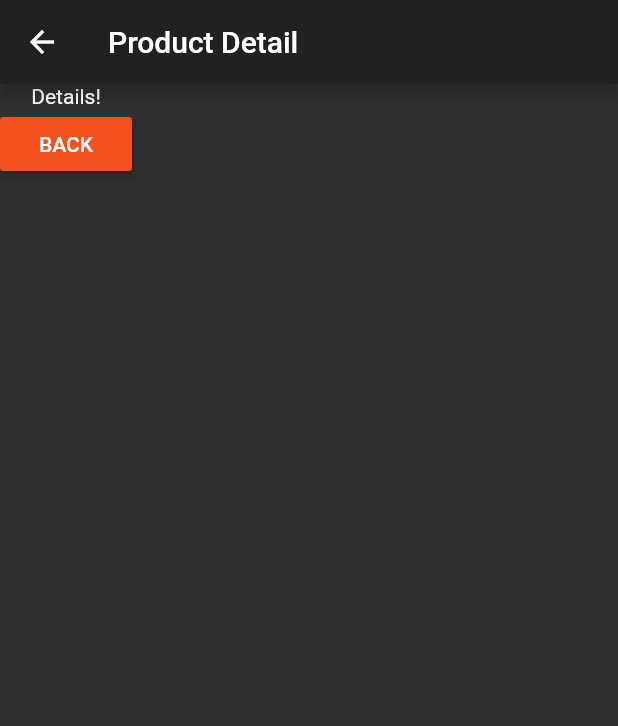
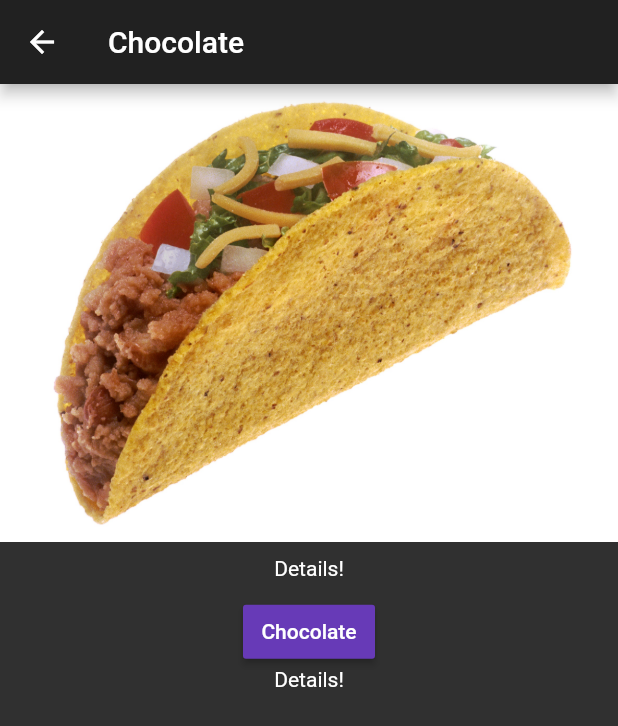
Before and after one commit to AmanuelYosief/learn-flutter, a Flutter app: the screen it shows after launch, after a tap on "Add Product", after a tap on "Details", on a phone screen of 412 x 824 dp. Shown: the top 726 px of the screen. Run offline on Flutter 3.47's test engine with Material 2 defaults, Android fonts, the light colour scheme and no system bars.

Commit message:
pushing data through navigation and Map

```diff
--- a/flutter_start_3_navigation/lib/pages/products.dart
+++ b/flutter_start_3_navigation/lib/pages/products.dart
@@ -1,18 +1,35 @@
 import 'package:flutter/material.dart';
 
 class ProductPage extends StatelessWidget {
+  final String title;
+  final String imageUrl;
+
+  ProductPage(this.title, this.imageUrl);
+
   @override
   Widget build(BuildContext context) {
     return Scaffold(
         appBar: AppBar(
-          title: const Text('Product Detail'),
+          title: Text(title),
         ),
         body: Column(
+          crossAxisAlignment: CrossAxisAlignment.center,
           children: <Widget>[
+            Image.asset(imageUrl),
+            Container(
+              padding: EdgeInsets.all(10.0),
+              child: Text('Details!'),
+            ),
+            Container(
+              child: RaisedButton(
+                  padding: EdgeInsets.all(10.0),
+                  color: Theme.of(context).accentColor,
+                  //  Raised button that navigates back by routes
+                  //  (requires Context) to know it's whereabouts
+                  child: Text(title),
+                  onPressed: () => Navigator.pop(context)),
+            ),
             Text('Details!'),
-            RaisedButton( //  Raised button that navigates back by routes
-            //  (requires Context) to know it's whereabouts
-                child: Text('BACK'), onPressed: () => Navigator.pop(context))
           ],
         ));
   }
--- a/flutter_start_3_navigation/lib/product_control.dart
+++ b/flutter_start_3_navigation/lib/product_control.dart
@@ -1,7 +1,6 @@
 import 'package:flutter/material.dart';
 
 class ProductControl extends StatelessWidget {
-
   // To store a function reference call from parent class
   final Function addProduct;
 
@@ -16,7 +15,10 @@
         // Since it is external and stateless (chosen)
         // This means that setState can't be called here to dynamically update.
         // Hence, we will use ProductManager and pass it the data up to Parent
-        addProduct('Sweets');
+        addProduct({
+          'title': 'Chocolate',
+          'image': 'assets/food.jpg'
+        }); // Key Value pairs for Map
         //
       },
       child: Text('Add Product'),
--- a/flutter_start_3_navigation/lib/product_manager.dart
+++ b/flutter_start_3_navigation/lib/product_manager.dart
@@ -5,54 +5,53 @@
 import './product_control.dart';
 
 class ProductManager extends StatefulWidget {
-  final String startingProduct;
-  //  Immutable class even though it is stateful, since the data changes in the state class,
-  //  it is technically separated object, so this is final
+  final Map<String, String> startingProduct;
 
-  // Constructor set's the default value using optional arguement
-  ProductManager({this.startingProduct});
+  ProductManager({this.startingProduct}) {
+    print('[ProductManager Widget] Constructor');
+  }
 
   // Need this for StateFulWidget
   @override
   State<StatefulWidget> createState() {
+    print('[ProductManager Widget] createState()');
     return _ProductManagerState();
   }
 }
 
-//  Convection to use _CamelCase
 class _ProductManagerState extends State<ProductManager> {
-  //  Storing the list of products
-  List<String> _products = [];
+  List<Map<String, String>> _products = [];
 
-  // To set defaultValues or actions before the base class is called.
   @override
   void initState() {
     if (widget.startingProduct != null) {
-      _products.add(widget
-          .startingProduct); // setups the default/starting value for products
-
+      print('[ProductManager State] initState()');
+      _products.add(widget.startingProduct);
     }
-    super.initState(); // Base class is called after initState is run
+    super.initState();
   }
 
   //  Whenever connected widget recieves updated data, this will refer
   //  to the old widget data and compare it to the new one
   @override
   void didUpdateWidget(ProductManager oldWidget) {
+    print('[ProductManager State] didUpdateWidget()');
     super.didUpdateWidget(oldWidget);
   }
 
   //  ProductControl can't call setState to update data, hence it is passed up
   //  To this parent class, this function handles it
-  void _addProduct(String product) {
+  void _addProduct(Map<String, String> product) {
     setState(() {
       //  Adds it to the product list
       _products.add(product);
     });
+    print(_products);
   }
 
   @override
   Widget build(BuildContext context) {
+    print('[ProductManager State] build()');
     return Column(
       children: [
         Container(
--- a/flutter_start_3_navigation/lib/products.dart
+++ b/flutter_start_3_navigation/lib/products.dart
@@ -4,30 +4,16 @@
 
 class Products extends StatelessWidget {
 //  Dart is typed and  Generic
-  final List<String> products;
-//  Imutable alert = everything in this class is unchangeable, since it's stateless
-//  hence add final. This tells Dart/Flutter, the value of product will never change,
-//  it will inititalized once in the constructor but thereafter --> it is replaced, not changed.
+  final List<Map<String, String>> products;
 
-//  Accepts a list of products
-  Products(this.products);
-//  Named arguement doesn't work, for positional data,
-//  optional arguement have to be wrapped with []
-//  Products([this.products = const[]]) --> data can't be changed at all
+  Products([this.products = const []]);
 
   Widget _buildProductItem(BuildContext context, int index) {
-    // This function returns the widget and takes two information
-    // Build context e.g. theme information and so on
-    // The index of the item
+
     return Card(
       child: Column(children: <Widget>[
-        // Child is the context of the card
-        // Child is one widget, single widget, column is multiple widget positioned top to bottom
-        // Generic type <Widget> this will only hold multiple widgets
-        // Widget [] is an array, allows us to add a list of data/widgets.
-        //  instead   of a single data piece, this is stored in the children item, separated by a comma
-        Image.asset('assets/food.jpg'),
-        Text(products[index]),
+        Image.asset(products[index]['image']),
+        Text(products[index]['title']),
         ButtonBar(
           alignment: MainAxisAlignment.center,
           children: <Widget>[
@@ -39,7 +25,8 @@
                 onPressed: () => Navigator.push(
                     context,
                     MaterialPageRoute(
-                      builder: (BuildContext context) => ProductPage(),
+                      builder: (BuildContext context) => ProductPage(
+                          products[index]['title'], products[index]['image']),
                     ))),
           ],
         )
@@ -53,11 +40,8 @@
       productCards = ListView.builder(
         itemBuilder: _buildProductItem,
         itemCount: products.length,
-        // This removes items when we don't see them
-        //  and add them when we need to see them
       );
     } else {
-      // productsCards = Container(); to render an empty container
       productCards = Center(
         child: Text("No Product found, please add some"),
       );
```
